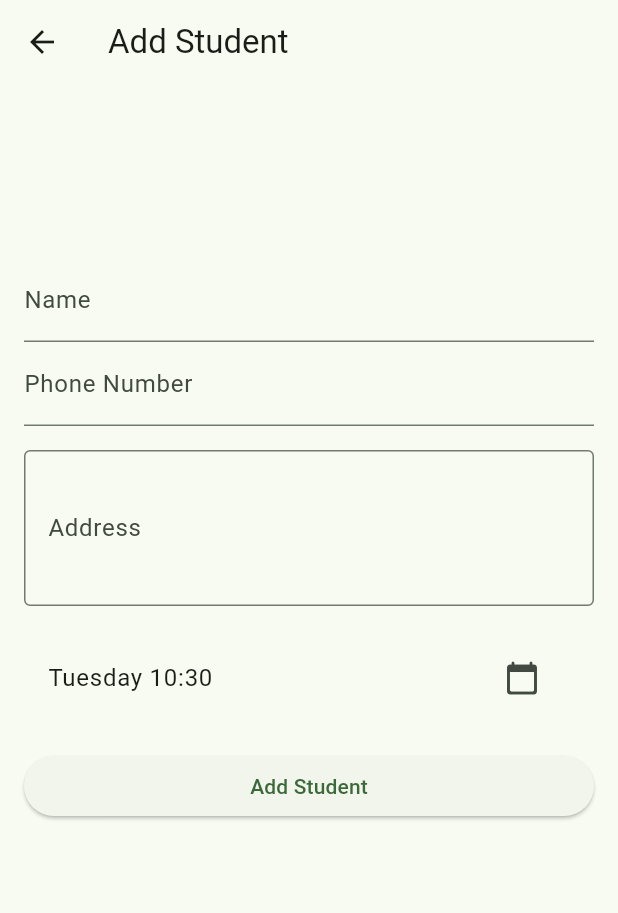
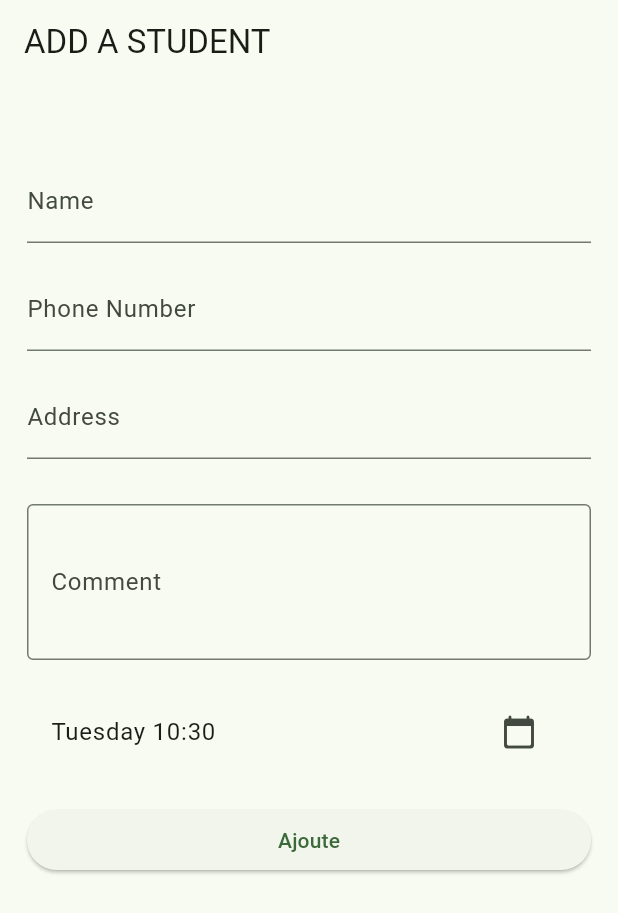
Before and after one commit to LlMrc/Activitty-report, a Flutter app: the AddStudentScreen screen opened by its route, on a phone screen of 412 x 824 dp. Shown: the top 913 px of the screen. Run offline on Flutter 3.47's test engine with Material 3 defaults, Android fonts, the phone set to English and light mode, and no system bars; our stand-ins replace flutter_local_notifications, google_fonts, shared_preferences, table_calendar, timezone; missing offline and left inert: month_year_picker; accounts and stored records are empty; generated files the repository leaves out were written again; Roboto replaces fonts that are missing (Andada Pro, Arbutus).

Commit message:
update student

```diff
--- a/lib/src/model/student.dart
+++ b/lib/src/model/student.dart
@@ -2,11 +2,15 @@ class Student {
   final String name;
   String? phoneNumber;
   final DateTime dateAdded;
+  String? comment;
+  int? lesson;
   String? address;
 
   Student({
     required this.name,
     this.phoneNumber,
+    this.comment,
+    this.lesson,
     required this.dateAdded,
     this.address,
   });
@@ -15,6 +19,8 @@ class Student {
   Map<String, dynamic> toMap() {
     return {
       'name': name,
+      'comment': comment,
+      'lesson': lesson,
       'phoneNumber': phoneNumber,
       'dateAdded': dateAdded.toIso8601String(),
       'address': address,
@@ -25,6 +31,8 @@ class Student {
   factory Student.fromMap(Map<String, dynamic> map) {
     return Student(
       name: map['name'],
+      comment: map['comment'],
+      lesson: map['lesson'],
       phoneNumber: map['phoneNumber'],
       dateAdded: DateTime.parse(map['dateAdded']),
       address: map['address'],
--- a/lib/src/widget/add_students.dart
+++ b/lib/src/widget/add_students.dart
@@ -16,10 +16,13 @@ class _AddStudentScreenState extends State<AddStudentScreen> {
   final TextEditingController _nameController = TextEditingController();
   final TextEditingController _phoneNumberController = TextEditingController();
   final TextEditingController _addressController = TextEditingController();
+  final TextEditingController _commentController = TextEditingController();
   DateTime _selectedDateTime = DateTime.now(); // Store both date and time
 
   // Method to pick date
   Future<void> _pickDate(BuildContext context) async {
+    // Unfocus any text fields or input elements to dismiss the keyboard
+    FocusScope.of(context).unfocus();
     final DateTime? pickedDate = await showDatePicker(
       context: context,
       initialDate: _selectedDateTime,
@@ -49,6 +52,8 @@ class _AddStudentScreenState extends State<AddStudentScreen> {
 
   // Method to pick time
   Future<void> _pickTime(BuildContext context) async {
+    // Unfocus any text fields or input elements to dismiss the keyboard
+    FocusScope.of(context).unfocus();
     final TimeOfDay? pickedTime = await showTimePicker(
       context: context,
       initialTime: TimeOfDay.fromDateTime(_selectedDateTime),
@@ -77,6 +82,7 @@ class _AddStudentScreenState extends State<AddStudentScreen> {
         name: _nameController.text,
         phoneNumber: _phoneNumberController.text,
         dateAdded: _selectedDateTime,
+        comment: _commentController.text,
         address: _addressController.text,
       );
 
@@ -87,6 +93,7 @@ class _AddStudentScreenState extends State<AddStudentScreen> {
       _nameController.clear();
       _phoneNumberController.clear();
       _addressController.clear();
+      _commentController.clear();
       setState(() {
         _selectedDateTime = DateTime.now();
       });
@@ -100,19 +107,23 @@ class _AddStudentScreenState extends State<AddStudentScreen> {
 
   @override
   Widget build(BuildContext context) {
-    return Scaffold(
+    return GestureDetector(
+        onTap: () {
+        // Dismiss the keyboard when tapping outside of the Form
+        FocusScope.of(context).unfocus();
+      },
+      child: Scaffold(
         appBar: AppBar(
-        title: const Text('Add Student'),
+          automaticallyImplyLeading: false,
+          title: Text('Add a Student'.toUpperCase()),
         ),
         body: Padding(
-        padding: const EdgeInsets.all(16.0),
+          padding: const EdgeInsets.symmetric(horizontal: 18.0),
           child: Form(
             key: _formKey,
             child: ListView(
               children: [
-              const SizedBox(
-                height: 100,
-              ),
+                const SizedBox(height: 50),
                 TextFormField(
                   controller: _nameController,
                   decoration: const InputDecoration(labelText: 'Name'),
@@ -123,6 +134,7 @@ class _AddStudentScreenState extends State<AddStudentScreen> {
                     return null;
                   },
                 ),
+                const SizedBox(height: 16,),
                 TextFormField(
                   controller: _phoneNumberController,
                   decoration: const InputDecoration(labelText: 'Phone Number'),
@@ -134,12 +146,21 @@ class _AddStudentScreenState extends State<AddStudentScreen> {
                     return null;
                   },
                 ),
-              const SizedBox(height: 16),
+                 const SizedBox(
+                  height: 16,
+                ),
                 TextFormField(
                   controller: _addressController,
+                  decoration: const InputDecoration(labelText: 'Address'),
+                ),
+                const SizedBox(height: 30),
+
+                TextFormField(
                   maxLines: 3,
                   decoration: const InputDecoration(
-                    border: OutlineInputBorder(), labelText: 'Address'),
+                      border: OutlineInputBorder(), labelText: 'Comment'),
+                  controller: _commentController,
+
                 ),
                 const SizedBox(height: 20),
                 ListTile(
@@ -155,9 +176,10 @@ class _AddStudentScreenState extends State<AddStudentScreen> {
                 const SizedBox(height: 20),
                 ElevatedButton(
                   onPressed: _addStudent,
-                child: const Text('Add Student'),
+                  child: const Text('Ajoute'),
                 ),
               ],
+            ),
           ),
         ),
       ),
--- a/pubspec.yaml
+++ b/pubspec.yaml
@@ -22,6 +22,7 @@ dependencies:
   shared_preferences: ^2.3.2
   table_calendar: ^3.1.2
   timezone: ^0.9.4
+  url_launcher: ^6.3.0
   uuid: ^4.4.2
 
 dev_dependencies:
```
Also changed, not shown: lib/src/screen/home_page.dart (+2 -50 lines), lib/src/screen/pyonye_screen.dart (+1 -18 lines), lib/src/widget/counter.dart (added, +33 -0 lines), lib/src/widget/student_tile.dart (added, +138 -0 lines), assets/images/viv.png (renamed from assets/images/viv.PNG), pubspec.lock, 7 other files. Lines whose indentation alone changed are shown as unchanged.
